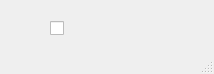
Old version of the form ejemplos/qt_resources/designer/main_window.ui in the repository nicotrozzo/pyqt5-tutorials.
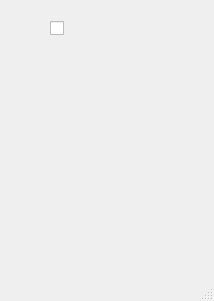
New version of the form. Icons and pictures are not drawn.

Patch:
```diff
--- a/ejemplos/qt_resources/designer/main_window.ui
+++ b/ejemplos/qt_resources/designer/main_window.ui
@@ -7,7 +7,7 @@
     <x>0</x>
     <y>0</y>
     <width>214</width>
-    <height>74</height>
+    <height>301</height>
    </rect>
   </property>
   <property name="windowTitle">
@@ -27,6 +27,22 @@
      <string/>
     </property>
    </widget>
+   <widget class="QLabel" name="img">
+    <property name="geometry">
+     <rect>
+      <x>20</x>
+      <y>60</y>
+      <width>181</width>
+      <height>211</height>
+     </rect>
+    </property>
+    <property name="styleSheet">
+     <string notr="true">border-image:url(:/err_prefix/racing_mufa.jpg)</string>
+    </property>
+    <property name="text">
+     <string/>
+    </property>
+   </widget>
   </widget>
   <widget class="QMenuBar" name="menubar">
    <property name="geometry">
```
Left out of the diff: 4 changed lines with no effect on the pictures.
